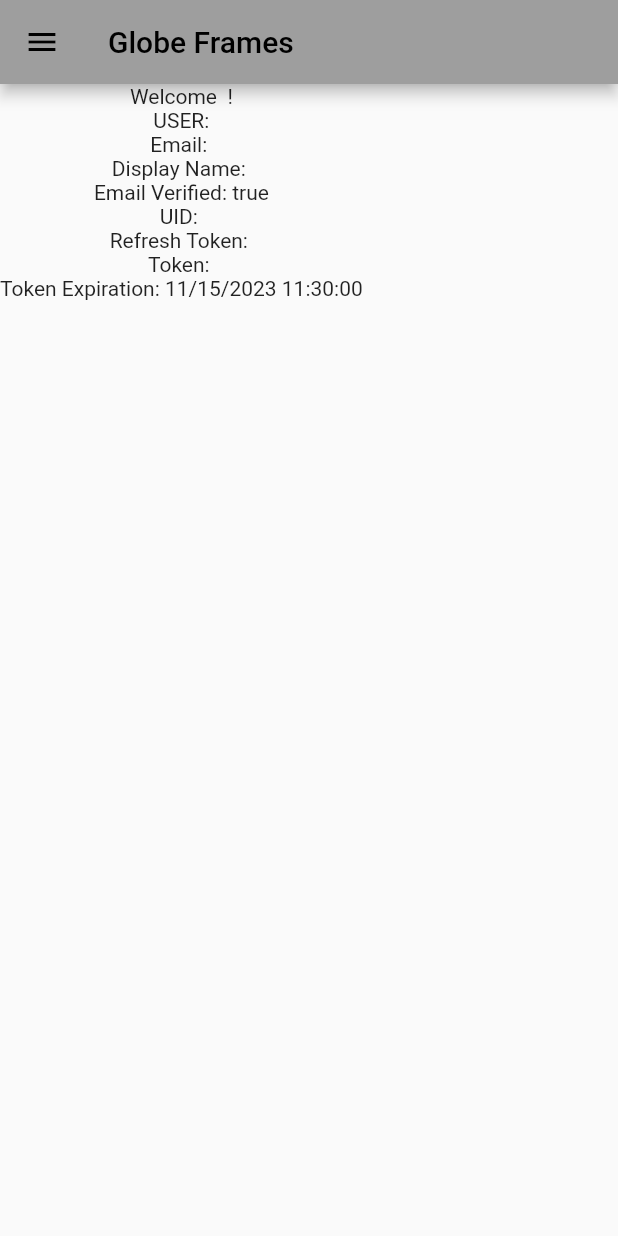
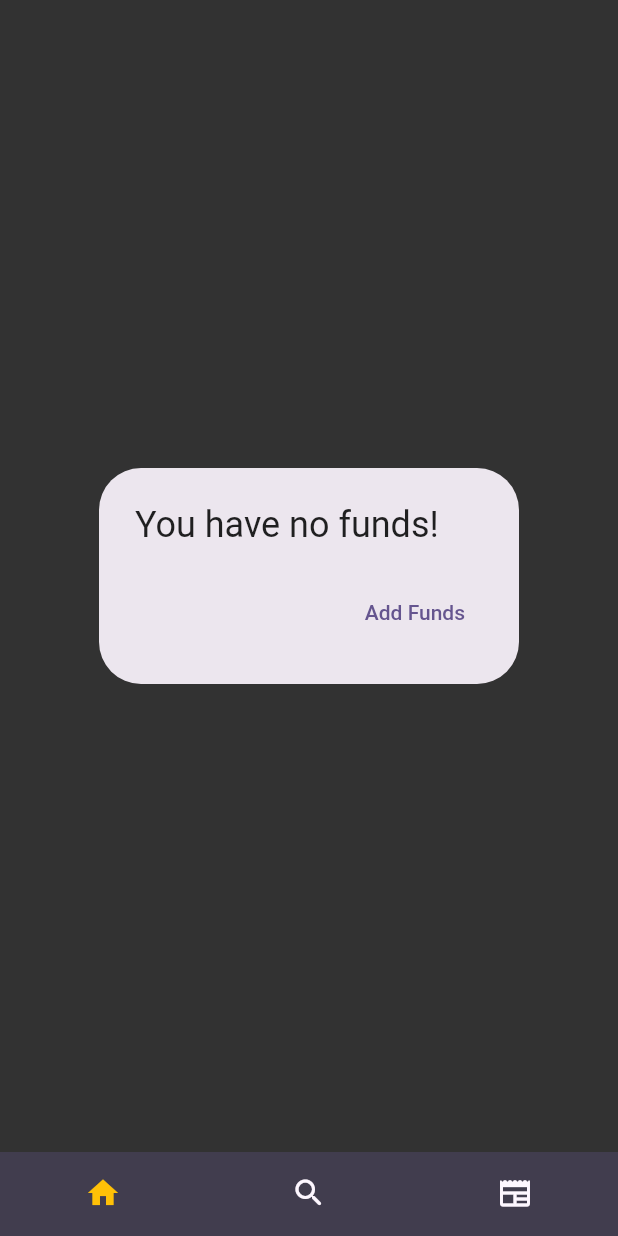
Before and after one commit to SimeonRink/CSC322-final, a Flutter app: the screen it shows once a user with an empty profile is signed in, on a phone screen of 412 x 824 dp. Run offline on Flutter 3.47's test engine with Material 2 defaults, Android fonts, the light colour scheme and no system bars; our stand-ins replace cloud_firestore, firebase_auth, firebase_core, firebase_storage, shared_preferences; accounts and stored records are empty.

Commit message:
added home screen and base

```diff
--- /dev/null
+++ b/lib/home_page.dart
@@ -0,0 +1,163 @@
+import 'package:egr423_starter_project/add_funds.dart';
+import 'package:egr423_starter_project/models/funds.dart';
+import 'package:egr423_starter_project/widgets/navigation/app_drawer.dart';
+import 'package:flutter/material.dart';
+
+final List<Fund> addedFunds = [];
+double startAmount = 0;
+
+class HomePage extends StatefulWidget {
+  HomePage({super.key});
+
+  @override
+  State<HomePage> createState() => _HomePageState();
+}
+
+class _HomePageState extends State<HomePage> {
+  void _openAddFundOverlay() {
+    showModalBottomSheet(
+      useSafeArea: true,
+      isScrollControlled: true,
+      context: context,
+      builder: (ctx) => addFunds(
+        onAddFunds: _addFund,
+      ),
+    );
+  }
+
+  void _addFund(Fund fund) {
+    setState(() {
+      addedFunds.add(fund);
+    });
+  }
+
+  TextEditingController _valueController = TextEditingController();
+  @override
+  Widget build(BuildContext context) {
+    Widget content;
+    double balance = startAmount;
+    double stocksBought = 0;
+    double buyingPower = balance - stocksBought;
+    List<String> stocks = [];
+
+    Widget stockContent = const Center(
+      child: Text("No stocks found. Start adding some!"),
+    );
+
+    for (final bucket in addedFunds) {
+      startAmount = bucket.amount;
+    }
+
+    // if (stocks.isNotEmpty) {
+    //   mainContent = StockList(
+    //       expenses: registeredExpenses, onRemoveExpenses: _removeExpense);
+    // }
+
+    print(addedFunds);
+
+    if (addedFunds.isEmpty) {
+      content = AlertDialog(
+        title: Text('You have no funds!'),
+        actions: <Widget>[
+          TextButton(
+            onPressed: _openAddFundOverlay,
+            child: Text('Add Funds'),
+          ),
+        ],
+      );
+    } else {
+      content = Scaffold(
+        appBar: AppBar(
+          title: const Text('Investing'),
+          actions: [
+            IconButton(
+                onPressed: _openAddFundOverlay, icon: const Icon(Icons.add)),
+          ],
+        ),
+        drawer: AppDrawer(),
+        body: SingleChildScrollView(
+          padding: const EdgeInsets.all(16.0),
+          child: Center(
+            child: Column(
+              children: [
+                const SizedBox(
+                  height: 10,
+                ),
+                Text(
+                  '\$${balance.toStringAsFixed(2)}', // Display the balance with 2 decimal places
+                  style: const TextStyle(
+                    fontSize: 36.0,
+                    fontWeight: FontWeight.bold,
+                  ),
+                ),
+                const SizedBox(
+                  height: 200,
+                ),
+                // Expanded(
+                //     child: LineChartWidget(
+                //   incomeBalances: incomeBalances,
+                // )),
+                Row(
+                  mainAxisAlignment: MainAxisAlignment.end,
+                  children: [
+                    Text(
+                      'buying power: ',
+                      style: Theme.of(context).textTheme.titleMedium,
+                    ),
+                    const SizedBox(
+                      width: 15,
+                    ),
+                    Text(
+                      stocksBought.toStringAsFixed(2),
+                      style: Theme.of(context).textTheme.titleMedium,
+                    ),
+                  ],
+                ),
+                const SizedBox(
+                  height: 20,
+                ),
+                Row(
+                  mainAxisAlignment: MainAxisAlignment.start,
+                  children: [
+                    Text(
+                      'My Stocks',
+                      style: Theme.of(context).textTheme.titleLarge,
+                    ),
+                  ],
+                ),
+                const SizedBox(
+                  height: 40,
+                ),
+                stockContent,
+              ],
+            ),
+          ),
+        ),
+      );
+    }
+
+    // for (int i = 0; i < registeredIncomes.length; i++) {
+    //   accountBalance += registeredIncomes[i].amount;
+    // }
+    // for (int i = 0; i < registeredExpenses.length; i++) {
+    //   accountBalance -= registeredExpenses[i].amount;
+    // }
+
+    // for (int i = 0; i < 12; i++) {
+    //   for (Income income in registeredIncomes) {
+    //     if (income.date.month == i && income.date.year == 2023) {
+    //       balance += income.amount;
+    //     }
+    //   }
+
+    //   for (Expense expense in registeredExpenses) {
+    //     if (expense.date.month == i && expense.date.year == 2023) {
+    //       balance -= expense.amount;
+    //     }
+    //   }
+    //   incomeBalances.add(balance);
+    // }
+
+    return content;
+  }
+}
--- a/lib/main.dart
+++ b/lib/main.dart
@@ -1,10 +1,10 @@
 // Flutter imports
+import 'package:egr423_starter_project/main_page.dart';
 import 'package:firebase_core/firebase_core.dart';
 import 'package:provider/provider.dart';
 import 'package:flutter/material.dart';
 
 // File imports
-import './screens/landing_screen.dart';
 import './screens/splash_screen.dart';
 import './screens/auth_screen.dart';
 import 'providers/user_profile_provider.dart';
@@ -20,6 +20,16 @@ Future<void> main() async {
   // Run the app
   runApp(MyApp());
 }
+
+// custom theming for light and dark mode
+var kColorScheme = ColorScheme.fromSeed(
+  seedColor: const Color.fromARGB(255, 96, 59, 181),
+);
+
+var kDarkColorScheme = ColorScheme.fromSeed(
+  brightness: Brightness.dark,
+  seedColor: const Color.fromARGB(255, 5, 99, 125),
+);
 
 //////////////////////////////////////////////////////////////////
 // StateLESS widget which only has data that is initialized when
@@ -40,27 +50,54 @@ class MyApp extends StatelessWidget {
       child: MaterialApp(
         debugShowCheckedModeBanner: false,
         title: 'Safe Alert',
-        theme: ThemeData(
-          backgroundColor: Colors.blueGrey,
-          primaryColor: Colors.white,
-          splashColor: Colors.indigo,
-          errorColor: Colors.redAccent,
+        darkTheme: ThemeData.dark().copyWith(
+          useMaterial3: true,
+          colorScheme: kDarkColorScheme,
+          cardTheme: const CardTheme().copyWith(
+            color: kDarkColorScheme.secondaryContainer,
+            margin: const EdgeInsets.symmetric(
+              horizontal: 16,
+              vertical: 8,
+            ),
+          ),
           elevatedButtonTheme: ElevatedButtonThemeData(
             style: ElevatedButton.styleFrom(
-              backgroundColor: Colors.black,
-              foregroundColor: Colors.white,
-              shape: RoundedRectangleBorder(
-                borderRadius: BorderRadius.circular(30),
-              ),
+              backgroundColor: kDarkColorScheme.primaryContainer,
+              foregroundColor: kDarkColorScheme.onPrimaryContainer,
             ),
           ),
-          colorScheme:
-              ColorScheme.fromSwatch(primarySwatch: Colors.grey).copyWith(secondary: Colors.black),
+        ),
+        theme: ThemeData().copyWith(
+          useMaterial3: true,
+          colorScheme: kColorScheme,
+          appBarTheme: const AppBarTheme().copyWith(
+            backgroundColor: kColorScheme.onPrimaryContainer,
+            foregroundColor: kColorScheme.primaryContainer,
+          ),
+          cardTheme: const CardTheme().copyWith(
+            color: kColorScheme.secondaryContainer,
+            margin: const EdgeInsets.symmetric(
+              horizontal: 16,
+              vertical: 8,
+            ),
+          ),
+          elevatedButtonTheme: ElevatedButtonThemeData(
+            style: ElevatedButton.styleFrom(
+              backgroundColor: kColorScheme.primaryContainer,
+            ),
+          ),
+          textTheme: ThemeData().textTheme.copyWith(
+                titleLarge: TextStyle(
+                  fontWeight: FontWeight.bold,
+                  color: kColorScheme.onSecondaryContainer,
+                  fontSize: 16,
+                ),
+              ),
         ),
         home: SplashScreen(),
         routes: {
           AuthScreen.routeName: (ctx) => AuthScreen(),
-          LandingScreen.routeName: (ctx) => LandingScreen(),
+          MainPage.routeName: (ctx) => MainPage(),
         },
       ),
     );
--- /dev/null
+++ b/lib/main_page.dart
@@ -0,0 +1,58 @@
+import 'package:egr423_starter_project/home_page.dart';
+import 'package:egr423_starter_project/news_screen.dart';
+import 'package:egr423_starter_project/search_screen.dart';
+import 'package:egr423_starter_project/widgets/navigation/app_drawer.dart';
+import 'package:flutter/material.dart';
+
+class MainPage extends StatefulWidget {
+  const MainPage({super.key});
+
+  static const routeName = '/main';
+
+  @override
+  State<MainPage> createState() => _MainPageState();
+}
+
+class _MainPageState extends State<MainPage> {
+  List pages = [
+    HomePage(),
+    SearchScreen(),
+    NewsScreen(),
+  ];
+
+  int curIndex = 0;
+
+  void onTap(int index) {
+    setState(() {
+      curIndex = index;
+    });
+  }
+
+  @override
+  Widget build(BuildContext context) {
+    return Scaffold(
+      backgroundColor: Color.fromARGB(255, 50, 50, 50),
+      body: pages[curIndex],
+      bottomNavigationBar: BottomNavigationBar(
+          onTap: onTap,
+          unselectedFontSize: 0,
+          selectedFontSize: 0,
+          type: BottomNavigationBarType.fixed,
+          backgroundColor:
+              Theme.of(context).colorScheme.primary.withOpacity(.3),
+          currentIndex: curIndex,
+          selectedItemColor: Colors.amber,
+          unselectedItemColor: Theme.of(context).colorScheme.background,
+          showSelectedLabels: false,
+          showUnselectedLabels: false,
+          elevation: 0,
+          items: const [
+            BottomNavigationBarItem(label: 'home', icon: Icon(Icons.home)),
+            BottomNavigationBarItem(
+                label: 'Stocks', icon: Icon(Icons.search_rounded)),
+            BottomNavigationBarItem(
+                label: 'news', icon: Icon(Icons.newspaper_rounded)),
+          ]),
+    );
+  }
+}
--- /dev/null
+++ b/lib/models/funds.dart
@@ -0,0 +1,38 @@
+import 'package:intl/intl.dart';
+import 'package:uuid/uuid.dart';
+
+final formatter = DateFormat.yMd();
+
+const uuid = Uuid();
+
+class Fund {
+  Fund({
+    required this.amount,
+    required this.date,
+  }) : id = uuid.v4();
+
+  final String id;
+  final double amount;
+  final DateTime date;
+
+  get formattedDate {
+    return formatter.format(date);
+  }
+}
+
+class FundBucket {
+  const FundBucket({
+    required this.funds,
+  });
+
+  final List<Fund> funds;
+
+  double get totalfunds {
+    double sum = 0;
+
+    for (final fund in funds) {
+      sum += fund.amount;
+    }
+    return sum;
+  }
+}
--- a/lib/screens/splash_screen.dart
+++ b/lib/screens/splash_screen.dart
@@ -1,4 +1,5 @@
 // Flutter imports
+import 'package:egr423_starter_project/main_page.dart';
 import 'package:flutter/material.dart';
 import 'package:firebase_auth/firebase_auth.dart';
 
@@ -36,7 +37,7 @@ class SplashScreen extends StatelessWidget {
           else if (!userSnapshot.hasData)
             return AuthScreen();
           else
-            return LandingScreen();
+            return MainPage();
         },
       ),
     );
--- a/pubspec.yaml
+++ b/pubspec.yaml
@@ -34,6 +34,7 @@ dependencies:
   # The following adds the Cupertino Icons font to your application.
   # Use with the CupertinoIcons class for iOS style icons.
   cupertino_icons: ^1.0.2
+  uuid: ^4.2.1
 
 dev_dependencies:
   flutter_test:
```
Also changed, not shown: lib/add_funds.dart (added, +209 -0 lines), lib/news_screen.dart (added, +18 -0 lines), lib/search_screen.dart (added, +18 -0 lines), pubspec.lock.
